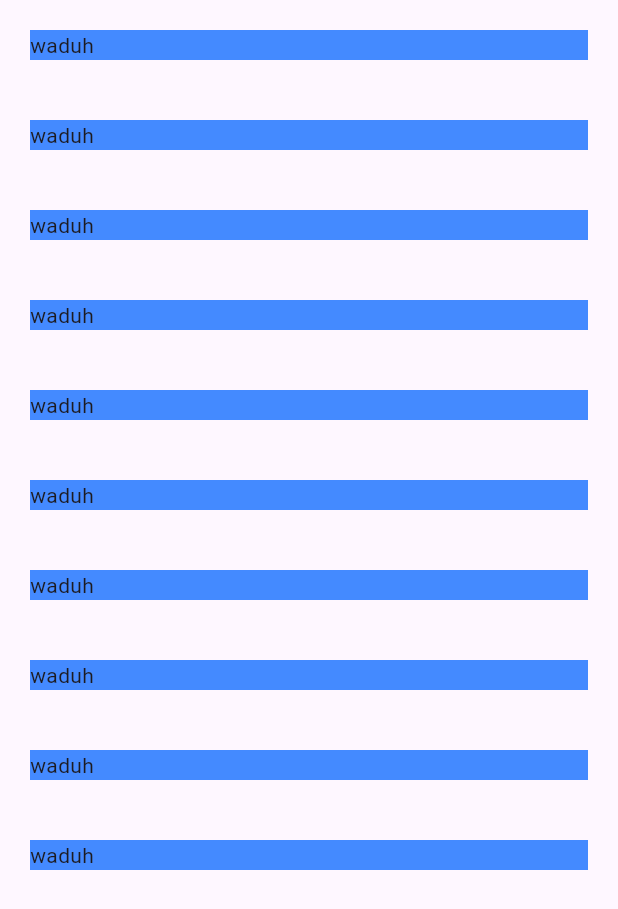
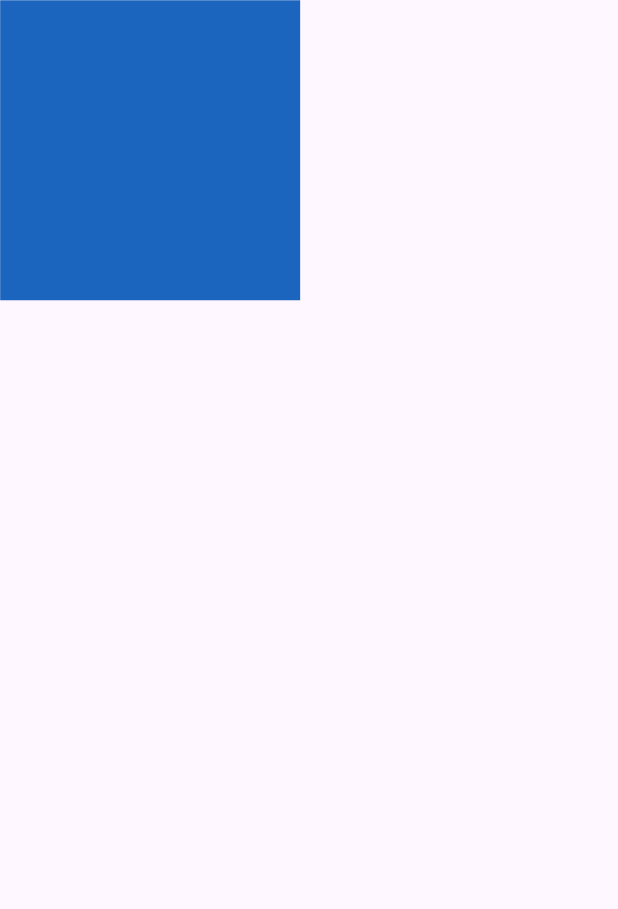
Before and after one commit to Drissha/read_list, a Flutter app: the AddListView screen opened directly, on a phone screen of 412 x 824 dp. Shown: the top 909 px of the screen. Run offline on Flutter 3.47's test engine with Material 3 defaults, Android fonts, the phone set to English and light mode, and no system bars.

Commit message:
celeng done

```diff
--- a/lib/add/add_list.dart
+++ b/lib/add/add_list.dart
@@ -1,38 +1,103 @@
+import 'dart:math';
 import 'package:flutter/material.dart';
 
-class AddListView extends StatelessWidget {
+class AddListView extends StatefulWidget {
   const AddListView({super.key});
+
+  @override
+  State<AddListView> createState() => _AddListViewState();
+}
+
+class _AddListViewState extends State<AddListView> {
+  late double borderRadius;
+  late double margin;
+  late Color color;
+  // late Offset _position;
+  double postY = 0.0;
+  double postX = 0.0;
+
+  @override
+  void initState() {
+    super.initState();
+    borderRadius = Random().nextDouble();
+    margin = Random().nextDouble();
+    color = _generateRandomColor();
+    // _position = Offset(100, 100);
+  }
+
+  Color _generateRandomColor() {
+    Random random = Random();
+    return Color.fromARGB(
+      255, // Opacity
+      random.nextInt(256), // Red
+      random.nextInt(256), // Green
+      random.nextInt(256), // Blue
+    );
+  }
+
+  // void _updatePosition(DragUpdateDetails details) {
+  //   setState(() {
+  //     _position += details.delta;
+  //   });
+  // }
+
+  handleChange() {
+    setState(() {
+      borderRadius = Random().nextDouble() * 50;
+      margin = Random().nextDouble() * 20;
+      color = _generateRandomColor();
+    });
+  }
+
+  _generatedConstraints() {
+    return Positioned(
+      left: postX,
+      top: postY,
+      // left: _position.dx,
+      // top: _position.dy,
+      child: GestureDetector(
+        onPanUpdate:
+            // _updatePosition
+            (details) {
+          setState(() {
+            postY += details.delta.dy;
+
+            postX += details.delta.dx;
+          });
+        },
+        onTap: () {
+          handleChange();
+        },
+        child: AnimatedContainer(
+          width: 200,
+          height: 200,
+          margin: EdgeInsets.all(margin),
+          decoration: BoxDecoration(
+            color: color,
+            borderRadius: BorderRadius.circular(borderRadius),
+          ),
+          duration: Duration(milliseconds: 2000),
+          curve: Curves.bounceOut,
+          child: Column(
+            children: [
+              // Center(child: Text('waduh', style: TextStyle(color: Colors.white))),
+              // ElevatedButton(onPressed: () => handleChange(), child: Text('ubah'))
+            ],
+          ),
+        ),
+      ),
+    );
+  }
 
   @override
   Widget build(BuildContext context) {
     return Scaffold(
-      body: LayoutBuilder(builder: (BuildContext context, constraints) {
-        if (constraints.maxWidth < 600) {
-          return ListView(
-            children: _generatedConstraints(),
-          );
-        } else if (constraints.maxWidth < 900) {
-          return GridView.count(
-            crossAxisCount: 2,
-            children: _generatedConstraints(),
-          );
-        } else {
-          return GridView.count(
-            crossAxisCount: 6,
-            children: _generatedConstraints(),
-          );
-        }
-      }),
+      body: Center(
+          child: Stack(
+        children: [
+          _generatedConstraints(),
+        ],
+      )),
     );
   }
 }
-
-List<Widget> _generatedConstraints() {
-  return List<Widget>.generate(10, (index) {
-    return Container(
-      margin: EdgeInsets.all(20),
-      color: Colors.blueAccent,
-      child: Text('waduh'),
-    );
-  });
-}
--- a/lib/main.dart
+++ b/lib/main.dart
@@ -1,4 +1,5 @@
 import 'package:flutter/material.dart';
+import 'package:flutter_ui/add/add_list.dart';
 import 'package:flutter_ui/home/home_view.dart';
 
 void main() {
@@ -17,7 +18,7 @@ class MyApp extends StatelessWidget {
         colorScheme: ColorScheme.fromSeed(seedColor: Colors.deepPurple),
         useMaterial3: true,
       ),
-      home: const MyHomePage(title: 'Read List App'),
+      home: const AddListView(),
     );
   }
 }
```
